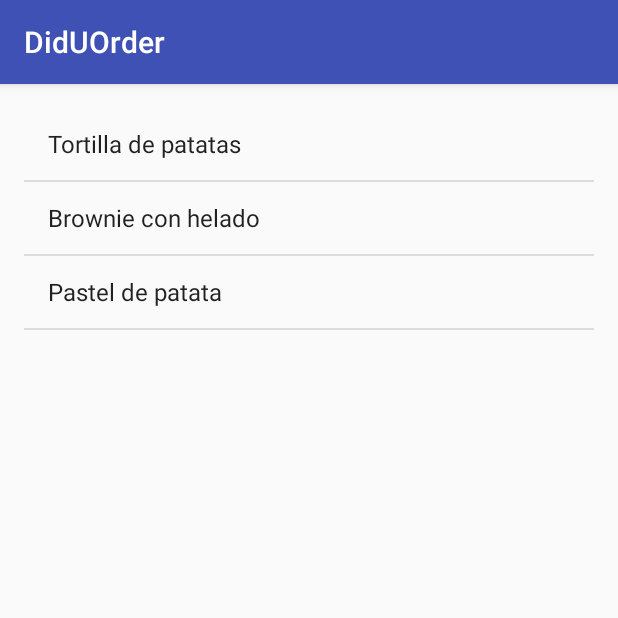
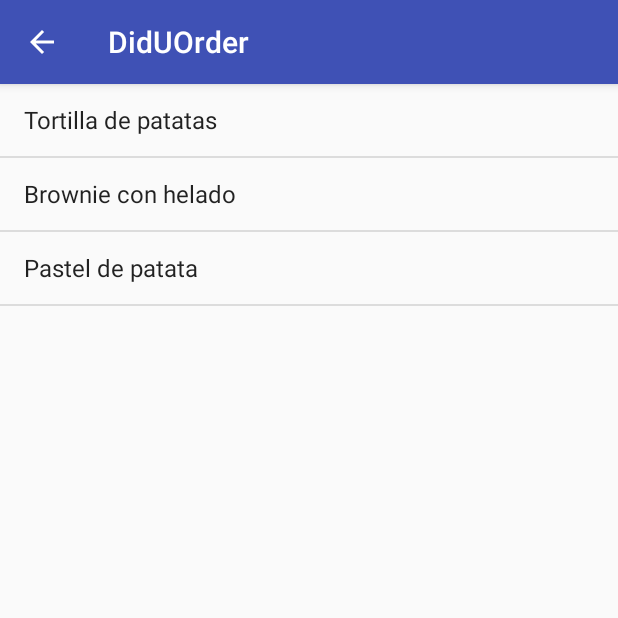
Before and after one commit to amdaza/Did-U-Order, an Android app: the screen it shows after launch (PlatesActivity), after a tap on an icon or button, on a phone screen of 412 x 824 dp, the top half of it. Run offline under Robolectric (Android 15) with nearby library versions, the phone set to English and light mode, and no system bars.

Commit message:
Add custom toolbar

```diff
--- a/DidUOrder/app/src/main/java/io/keepcoding/diduorder/activity/PlatesActivity.java
+++ b/DidUOrder/app/src/main/java/io/keepcoding/diduorder/activity/PlatesActivity.java
@@ -1,16 +1,15 @@
 package io.keepcoding.diduorder.activity;
 
 import android.app.FragmentManager;
-import android.content.Intent;
+import android.support.v7.app.ActionBar;
 import android.support.v7.app.AppCompatActivity;
 import android.os.Bundle;
+import android.support.v7.widget.Toolbar;
 import android.util.Log;
 
 import io.keepcoding.diduorder.R;
 import io.keepcoding.diduorder.fragment.PlateListFragment;
-import io.keepcoding.diduorder.fragment.TableListFragment;
 import io.keepcoding.diduorder.model.Plate;
-import io.keepcoding.diduorder.model.Table;
 
 public class PlatesActivity extends AppCompatActivity implements PlateListFragment.OnPlateSelectedListener {
 
@@ -23,15 +22,23 @@ public class PlatesActivity extends AppCompatActivity implements PlateListFragme
 
         setContentView(R.layout.activity_plates);
 
+        // Custom toolbar
+        Toolbar toolbar = (Toolbar) findViewById(R.id.toolbar);
+        setSupportActionBar(toolbar);
+        ActionBar actionBar = getSupportActionBar();
+        if (actionBar != null){
+            actionBar.setDisplayHomeAsUpEnabled(true);
+        }
+
         // Get fragment manager
         FragmentManager fm = getFragmentManager();
 
         // Check plate list fragment
         if (fm.findFragmentById(R.id.fragment_plate_list) == null) {
-            // Le paso la ciudad que quiere el usuario cargar
+            // Pass table index
             int tableIndex = getIntent().getIntExtra(EXTRA_TABLE_INDEX, 0);
 
-            // Creo el fragment pasándole los argumentos
+            // Create fragmsent with arguments
             PlateListFragment plateListFragment = PlateListFragment.newInstance(tableIndex);
 
             fm.beginTransaction()
--- a/DidUOrder/app/src/main/java/io/keepcoding/diduorder/activity/TablesActivity.java
+++ b/DidUOrder/app/src/main/java/io/keepcoding/diduorder/activity/TablesActivity.java
@@ -4,6 +4,7 @@ import android.app.FragmentManager;
 import android.content.Intent;
 import android.support.v7.app.AppCompatActivity;
 import android.os.Bundle;
+import android.support.v7.widget.Toolbar;
 import android.util.Log;
 
 import io.keepcoding.diduorder.R;
@@ -19,7 +20,12 @@ public class TablesActivity extends AppCompatActivity implements TableListFragme
     @Override
     protected void onCreate(Bundle savedInstanceState) {
         super.onCreate(savedInstanceState);
+
         setContentView(R.layout.activity_tables);
+
+        // Custom toolbar
+        Toolbar toolbar = (Toolbar) findViewById(R.id.toolbar);
+        setSupportActionBar(toolbar);
 
         // Cargamos a mano el fragment
         FragmentManager fm = getFragmentManager();
--- a/DidUOrder/app/src/main/res/layout/activity_plates.xml
+++ b/DidUOrder/app/src/main/res/layout/activity_plates.xml
@@ -1,18 +1,17 @@
 <?xml version="1.0" encoding="utf-8"?>
-<RelativeLayout
+<LinearLayout
     xmlns:android="http://schemas.android.com/apk/res/android"
     xmlns:tools="http://schemas.android.com/tools"
     android:id="@+id/activity_plates"
     android:layout_width="match_parent"
     android:layout_height="match_parent"
-    android:paddingBottom="@dimen/activity_vertical_margin"
-    android:paddingLeft="@dimen/activity_horizontal_margin"
-    android:paddingRight="@dimen/activity_horizontal_margin"
-    android:paddingTop="@dimen/activity_vertical_margin"
+    android:orientation="vertical"
     tools:context="io.keepcoding.diduorder.activity.PlatesActivity">
+
+    <include layout="@layout/toolbar_main" />
 
     <FrameLayout
         android:id="@+id/fragment_plate_list"
         android:layout_width="match_parent"
         android:layout_height="match_parent"/>
-</RelativeLayout>
+</LinearLayout>
--- a/DidUOrder/app/src/main/res/layout/activity_tables.xml
+++ b/DidUOrder/app/src/main/res/layout/activity_tables.xml
@@ -1,18 +1,17 @@
 <?xml version="1.0" encoding="utf-8"?>
-<RelativeLayout
+<LinearLayout
     xmlns:android="http://schemas.android.com/apk/res/android"
     xmlns:tools="http://schemas.android.com/tools"
     android:id="@+id/activity_tables"
     android:layout_width="match_parent"
     android:layout_height="match_parent"
-    android:paddingBottom="@dimen/activity_vertical_margin"
-    android:paddingLeft="@dimen/activity_horizontal_margin"
-    android:paddingRight="@dimen/activity_horizontal_margin"
-    android:paddingTop="@dimen/activity_vertical_margin"
+    android:orientation="vertical"
     tools:context="io.keepcoding.diduorder.activity.TablesActivity">
+
+    <include layout="@layout/toolbar_main" />
 
     <FrameLayout
         android:id="@+id/fragment_table_list"
         android:layout_width="match_parent"
         android:layout_height="match_parent"/>
-</RelativeLayout>
+</LinearLayout>
--- /dev/null
+++ b/DidUOrder/app/src/main/res/layout/toolbar_main.xml
@@ -0,0 +1,17 @@
+<?xml version="1.0" encoding="utf-8"?>
+<android.support.design.widget.AppBarLayout
+    xmlns:android="http://schemas.android.com/apk/res/android"
+    xmlns:app="http://schemas.android.com/apk/res-auto"
+    android:id="@+id/app_bar_layout"
+    android:layout_width="match_parent"
+    android:layout_height="wrap_content"
+    android:theme="@style/ThemeOverlay.AppCompat.Dark.ActionBar">
+
+    <android.support.v7.widget.Toolbar
+        android:id="@+id/toolbar"
+        android:background="@color/colorPrimary"
+        app:popupTheme="@style/ThemeOverlay.AppCompat.Light"
+        android:layout_width="match_parent"
+        android:layout_height="wrap_content"/>
+
+</android.support.design.widget.AppBarLayout>
--- a/DidUOrder/app/src/main/res/values/dimens.xml
+++ b/DidUOrder/app/src/main/res/values/dimens.xml
@@ -2,4 +2,5 @@
     <!-- Default screen margins, per the Android Design guidelines. -->
     <dimen name="activity_horizontal_margin">16dp</dimen>
     <dimen name="activity_vertical_margin">16dp</dimen>
+    <dimen name="toolbar_elevation">10dp</dimen>
 </resources>
--- a/DidUOrder/app/src/main/res/values/styles.xml
+++ b/DidUOrder/app/src/main/res/values/styles.xml
@@ -1,7 +1,7 @@
 <resources>
 
     <!-- Base application theme. -->
-    <style name="AppTheme" parent="Theme.AppCompat.Light.DarkActionBar">
+    <style name="AppTheme" parent="Theme.AppCompat.Light.NoActionBar">
         <!-- Customize your theme here. -->
         <item name="colorPrimary">@color/colorPrimary</item>
         <item name="colorPrimaryDark">@color/colorPrimaryDark</item>
```
